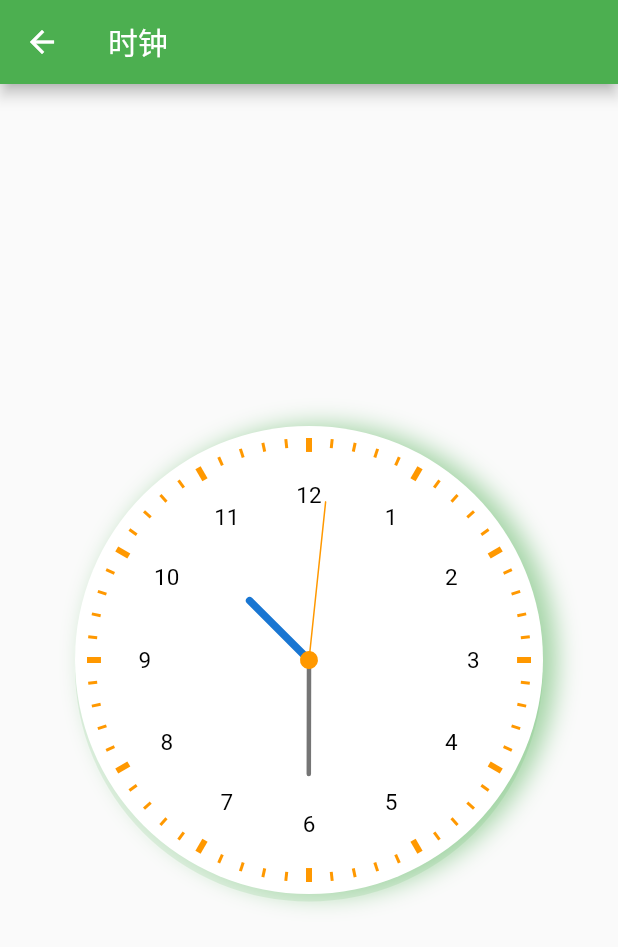
After one commit to yangyxd/flutter_animation_demo, a Flutter app: the ClockAnimationPage screen opened directly, on a phone screen of 412 x 824 dp. The commit adds this screen. Shown: the top 947 px of the screen. Run offline on Flutter 3.47's test engine with Material 2 defaults, Android fonts, the phone set to English and light mode, and no system bars; our stand-ins replace cached_network_image.

Commit message:
增加一个 clock 示例

```diff
--- /dev/null
+++ b/lib/demo/015/clock/clock.dart
@@ -0,0 +1,364 @@
+import 'dart:async';
+import 'dart:math';
+
+import 'package:flutter/material.dart';
+
+/// 时钟
+class Clock extends StatefulWidget {
+  /// 钟边外圈颜色
+  final Color circleColor;
+  /// 阴影颜色
+  final Color shadowColor;
+  final double shadowBlurRadius;
+  /// 时间样式
+  final ClockText clockText;
+
+  /// 表盘
+  final Color faceColor;
+  final Color faceShadowColor;
+  final Color faceTickColor;
+  final TextStyle textStyle;
+
+  /// 是否显示刻度
+  final bool showTick;
+  /// 是否显示文字
+  final bool showText;
+
+  /// 刻度 padding
+  final EdgeInsetsGeometry paddingTick;
+  final double faceAspectRatio;
+
+  /// 指针
+  final Color handHoursColor, handMinuteColor, handSecondsColor;
+  final double handCenterSize;
+  final EdgeInsetsGeometry paddingHand;
+
+  /// 更新间隔
+  final Duration updateDuration;
+
+  const Clock({
+    Key key,
+    this.circleColor,
+    this.shadowColor,
+    this.shadowBlurRadius = 0.0,
+    this.clockText = ClockText.roman,
+    this.faceColor,
+    this.faceShadowColor,
+    this.faceTickColor,
+    this.faceAspectRatio = 0.75,
+    this.textStyle,
+    this.showTick = true,
+    this.showText = true,
+    this.paddingTick,
+    this.handHoursColor,
+    this.handMinuteColor,
+    this.handSecondsColor,
+    this.handCenterSize = 6.0,
+    this.paddingHand,
+    this.updateDuration = const Duration(seconds: 1)
+  }) : super(key: key);
+
+  @override
+  _ClockState createState() => _ClockState();
+
+  static DateTime getSystemTime() => DateTime.now();
+}
+
+class _ClockState extends State<Clock> {
+  Timer _timer;
+
+  @override
+  void initState() {
+    _timer = Timer.periodic(widget.updateDuration, (t) => setState(() {}));
+    super.initState();
+  }
+
+  @override
+  void dispose() {
+    _timer.cancel();
+    super.dispose();
+  }
+
+  @override
+  Widget build(BuildContext context) {
+    final datetime = Clock.getSystemTime();
+    return AspectRatio(aspectRatio: 1.0, child: Container(
+      decoration: BoxDecoration(
+        shape: BoxShape.circle,
+        color: Colors.transparent,
+        boxShadow: [
+          BoxShadow(offset: Offset(0.0, 5.0),
+              blurRadius: widget.shadowBlurRadius,
+              color: widget.shadowColor ?? Theme.of(context).primaryColor.withOpacity(0.15)),
+          BoxShadow(offset: Offset(0.0, 5.0),
+              blurRadius: 12.0,
+              spreadRadius: -8,
+              color: widget.circleColor ?? Colors.white),
+        ]
+      ),
+      child: Stack(
+        children: [
+          // 背景
+          ClockFace(
+            clockText: widget.clockText,
+            faceAspectRatio: widget.faceAspectRatio,
+            faceColor: widget.faceColor ?? Theme.of(context).primaryColor.withOpacity(0.75),
+            faceShadowColor: widget.faceShadowColor ?? Theme.of(context).primaryColor.withOpacity(0.5),
+          ),
+          // 表盘
+          Container(
+            padding: widget.paddingTick ?? const EdgeInsets.all(20),
+            width: double.infinity,
+            height: double.infinity,
+            child: widget.showText == false && widget.showTick == false
+                ? null
+                : RepaintBoundary(
+              child: CustomPaint(
+                painter: ClockDialPainter(
+                  datetime: datetime,
+                  clockText: widget.clockText,
+                  textStyle: widget.textStyle ?? TextStyle(
+                    color: Colors.black,
+                    fontFamily: 'Roboto',
+                    fontSize: 15.0,
+                  ),
+                  tickColor: widget.faceTickColor,
+                  showText: widget.showText ?? false,
+                  showTick: widget.showTick ?? true,
+                ),
+              ),
+            )
+          ),
+          // 时钟
+          AspectRatio(
+              aspectRatio: 1.0,
+              child: Container(
+                  width: double.infinity,
+                  height: double.infinity,
+                  padding: widget.paddingHand ?? const EdgeInsets.all(20.0),
+                  child: CustomPaint(painter: HourHandPainter(
+                    datetime: datetime,
+                    hoursColor: widget.handHoursColor ?? Theme.of(context).primaryColorDark,
+                    minuteColor: widget.handMinuteColor,
+                    secondsColor: widget.handSecondsColor ?? widget.faceColor,
+                    centerSize: widget.handCenterSize,
+                  ))
+              )
+          ),
+        ],
+      ),
+    ));
+  }
+}
+
+enum ClockText{
+  /// 古罗马样式
+  roman,
+  /// 数字样式
+  arabic
+}
+
+class ClockFace extends StatelessWidget{
+
+  final ClockText clockText;
+  final Color faceColor;
+  final Color faceShadowColor;
+  final double faceAspectRatio;
+  ClockFace({this.clockText = ClockText.arabic,
+    this.faceAspectRatio,
+    this.faceColor,
+    this.faceShadowColor});
+
+  @override
+  Widget build(BuildContext context) {
+    return Center(
+      child: AspectRatio(
+        aspectRatio: faceAspectRatio ?? 0.75,
+        child: Container(
+          width: double.infinity,
+          height: double.infinity,
+          decoration: BoxDecoration(
+              shape: BoxShape.circle,
+              color: faceColor,
+              boxShadow: [
+                BoxShadow(
+                    offset: Offset(8.0, 0),
+                    blurRadius: 13,
+                    spreadRadius: 1,
+                    color: faceShadowColor
+                )
+              ]
+          ),
+        ),
+      ),
+    );
+  }
+}
+
+class ClockDialPainter extends CustomPainter{
+
+  static const romanNumeralList = <String>[
+    'XII',
+    'I',
+    'II',
+    'III',
+    'IV',
+    'V',
+    'VI',
+    'VII',
+    'VIII',
+    'IX',
+    'X',
+    'XI',
+  ];
+
+  static const numList = <int>[12,1,2,3,4,5,6,7,8,9,10,11];
+
+  final ClockText clockText;
+
+  final Paint tickPaint;
+  final TextPainter textPainter;
+  final TextStyle textStyle;
+
+  final double tickLength = 6.0;
+  final double tickWidth = 4.0;
+
+  final bool showTick;
+  final bool showText;
+
+  final DateTime datetime;
+
+  ClockDialPainter({
+    this.datetime,
+    this.clockText,
+    this.textStyle,
+    this.showText = true,
+    this.showTick = true,
+    Color tickColor,
+  }) : tickPaint = Paint(),
+    textPainter = TextPainter(
+      textAlign: TextAlign.center,
+      textDirection: TextDirection.ltr,
+      maxLines: 1,
+    ) {
+    tickPaint.color = tickColor ?? Colors.black12;
+  }
+
+  @override
+  void paint(Canvas canvas, Size size) {
+    var tickMarkLength;
+    final w = min(size.width, size.height);
+    final angle = 2 * pi / 60;
+    final radius = w / 2;
+
+    // 绘制刻度
+    if (showTick == true) {
+      canvas.save();
+      canvas.translate(size.width * 0.5, size.height * 0.5);
+      for (var i = 0; i < 60; i++) {
+        tickMarkLength = tickLength;
+        tickPaint.strokeWidth = i % 5 == 0 ? tickWidth : 2;
+        canvas.drawLine(Offset(0.0, -radius),
+            Offset(0.0, -radius + tickMarkLength +
+                (i % 5 == 0 ? tickMarkLength * 0.55 : 0)), tickPaint);
+        canvas.rotate(angle);
+      }
+      canvas.restore();
+    }
+
+    // 绘制文字
+    if (showText == true) {
+      for (var i = 0; i < 12; i++) {
+        canvas.save(); //与restore配合使用保存当前画布
+        canvas.translate(
+            0.0, -radius + w * 0.87); //平移画布画点于时钟的12点位置，+30为了调整数字与刻度的间隔
+        final text = (clockText == ClockText.roman
+            ? romanNumeralList[(i + 6) % 12]
+            : numList[(i + 6) % 12].toString());
+        textPainter.text = TextSpan(text: text, style: textStyle);
+        textPainter.layout();
+        canvas.rotate(-deg2Rad(30) * i); //保持画数字的时候竖直显示
+        textPainter.paint(canvas, Offset(
+            (size.width - textPainter.width) * 0.5,
+            (size.height - textPainter.height) * 0.5
+        ));
+        canvas.restore();
+        canvas.rotate(deg2Rad(30)); //画布旋转一个小时的刻度，把数字和刻度对应起来
+      }
+    }
+  }
+
+  //角度转弧度
+  num deg2Rad(num deg) => deg * (pi / 180.0);
+
+  @override
+  bool shouldRepaint(covariant CustomPainter oldDelegate) => false;
+}
+
+class HourHandPainter extends CustomPainter {
+  final Paint tickPaint;
+  final Color secondsColor;
+  final Color minuteColor;
+  final Color hoursColor;
+  final double centerSize;
+  DateTime datetime;
+
+  HourHandPainter({
+    this.datetime,
+    this.secondsColor,
+    this.minuteColor,
+    this.hoursColor,
+    this.centerSize,
+  }) : tickPaint = Paint() {
+    tickPaint.strokeCap = StrokeCap.round;
+    tickPaint.style = PaintingStyle.stroke;
+  }
+
+  @override
+  void paint(Canvas canvas, Size size) {
+    final radius = min(size.width, size.height) / 2;
+
+    int hours = datetime.hour;
+    int minutes = datetime.minute;
+    int seconds = datetime.second;
+    //时针角度//以下都是以12点为0°参照
+    //12小时转360°所以一小时30°
+    final hoursAngle = (minutes / 60 + hours - 12) * pi / 6;//把分钟转小时之后*（2*pi/360*30）
+    //分针走过的角度,同理,一分钟6°
+    final minutesAngle = (minutes + seconds / 60) * pi / 30;//(2*pi/360*6)
+    //秒针走过的角度,同理,一秒钟6°
+    final secondsAngle = seconds * pi / 30;
+
+
+    canvas.translate(size.width * 0.5, size.height * 0.5);
+
+    //画时针
+    tickPaint.color = hoursColor ?? Colors.black87;
+    tickPaint.strokeWidth = 5;
+    canvas.rotate(hoursAngle);
+    canvas.drawLine(Offset.zero, Offset(0, -radius + 80), tickPaint);
+    //画分针
+    tickPaint.color = minuteColor ?? Colors.black54;
+    tickPaint.strokeWidth = 3;
+    canvas.rotate(-hoursAngle);//先把之前画时针的角度还原。
+    canvas.rotate(minutesAngle);
+    canvas.drawLine(Offset.zero, Offset(0, -radius + 60), tickPaint);
+    //画秒针
+    tickPaint.color = secondsColor ?? Colors.redAccent;
+    tickPaint.strokeWidth = 1;
+    canvas.rotate(-minutesAngle);//同理
+    canvas.rotate(secondsAngle);
+    canvas.drawLine(Offset.zero, Offset(0, -radius + 30), tickPaint);
+
+    //画中心圆盖
+    if (centerSize > 0.1) {
+      tickPaint.color = tickPaint.color.withOpacity(1.0);
+      tickPaint.style = PaintingStyle.fill;
+      canvas.drawCircle(Offset.zero, centerSize, tickPaint);
+    }
+  }
+
+  @override
+  bool shouldRepaint(covariant CustomPainter oldDelegate) => true;
+
+}
--- /dev/null
+++ b/lib/demo/015/clock_animation_page.dart
@@ -0,0 +1,52 @@
+import 'package:flutter/material.dart';
+
+import 'clock/clock.dart';
+
+/// 钟表效果
+class ClockAnimationPage extends StatefulWidget {
+  @override
+  _ClockAnimationPageState createState() => _ClockAnimationPageState();
+}
+
+class _ClockAnimationPageState extends State<ClockAnimationPage> with SingleTickerProviderStateMixin {
+  AnimationController _controller;
+
+  @override
+  void initState() {
+    _controller = AnimationController(vsync: this);
+    super.initState();
+  }
+
+  @override
+  void dispose() {
+    _controller.dispose();
+    super.dispose();
+  }
+
+  @override
+  Widget build(BuildContext context) {
+    return Theme(
+      data: ThemeData(
+        primaryColor: Colors.green
+      ),
+      child: Scaffold(
+        appBar: AppBar(title: Text("时钟")),
+        body: Center(
+          child: Container(
+            padding: const EdgeInsets.all(50),
+            child: Clock(
+              clockText: ClockText.arabic,
+              faceTickColor: Colors.orange,
+              faceColor: Colors.white,
+              handSecondsColor: Colors.orange,
+              paddingTick: EdgeInsets.all(8),
+              faceAspectRatio: 1.0,
+              showText: true,
+              showTick: true,
+            ),
+          ),
+        ),
+      ),
+    );
+  }
+}
--- a/lib/main.dart
+++ b/lib/main.dart
@@ -19,6 +19,7 @@ import 'demo/011/left_side_menu_animation_page.dart';
 import 'demo/012/bubbles_animation_login_page.dart';
 import 'demo/013/clip_scroll_view_page.dart';
 import 'demo/014/image_hero_animation_page.dart';
+import 'demo/015/clock_animation_page.dart';
 import 'size_utils.dart';
 
 void main() {
@@ -42,6 +43,7 @@ class MyApp extends StatelessWidget {
     RouteItem("/012", desc: "气泡动画背景登录页", builder: (context) => BubblesAnimationLoginPage()),
     RouteItem("/013", desc: "渐变裁剪滚动区域效果", builder: (context) => ClipScrollViewPage()),
     RouteItem("/014", desc: "插画长廊页面过渡动画效果", builder: (context) => ImageHeroAnimationPage()),
+    RouteItem("/015", desc: "好看的钟表效果", builder: (context) => ClockAnimationPage()),
   ];
 
   @override
```
